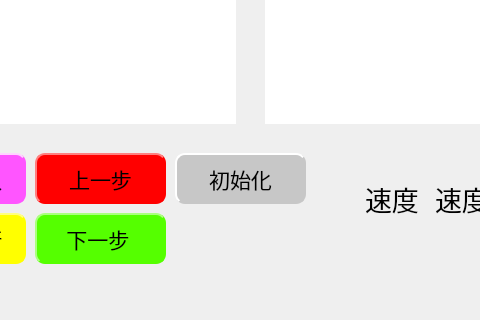
The window that mainwindow.ui (dalao-li/Bashuma) describes before a commit, drawn with Qt 5; both pictures show x 255 to 735 and y 537 to 857 of the 956 by 857 pixel window.
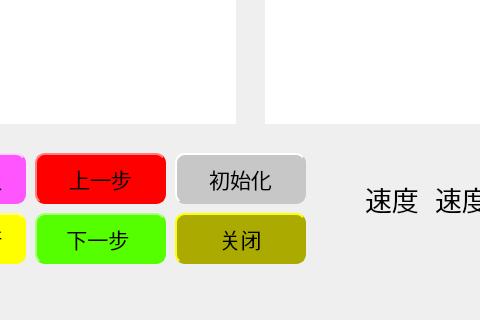
The same window after the commit.

Commit message: 增加了退出按钮

```diff
--- a/mainwindow.ui
+++ b/mainwindow.ui
@@ -842,6 +842,33 @@
      <string>W, Up</string>
     </property>
    </widget>
+   <widget class="QPushButton" name="closeBtn">
+    <property name="geometry">
+     <rect>
+      <x>430</x>
+      <y>750</y>
+      <width>131</width>
+      <height>51</height>
+     </rect>
+    </property>
+    <property name="font">
+     <font>
+      <family>微软雅黑</family>
+      <pointsize>16</pointsize>
+      <weight>50</weight>
+      <bold>false</bold>
+     </font>
+    </property>
+    <property name="styleSheet">
+     <string notr="true">border-radius: 10px;  
+background-color: rgb(170, 170, 0);
+border: 2px groove rgb(170, 170, 0);
+border-style: outset;</string>
+    </property>
+    <property name="text">
+     <string>关闭</string>
+    </property>
+   </widget>
   </widget>
   <widget class="QStatusBar" name="statusbar"/>
  </widget>
```
The commit also changes 5 other files.
